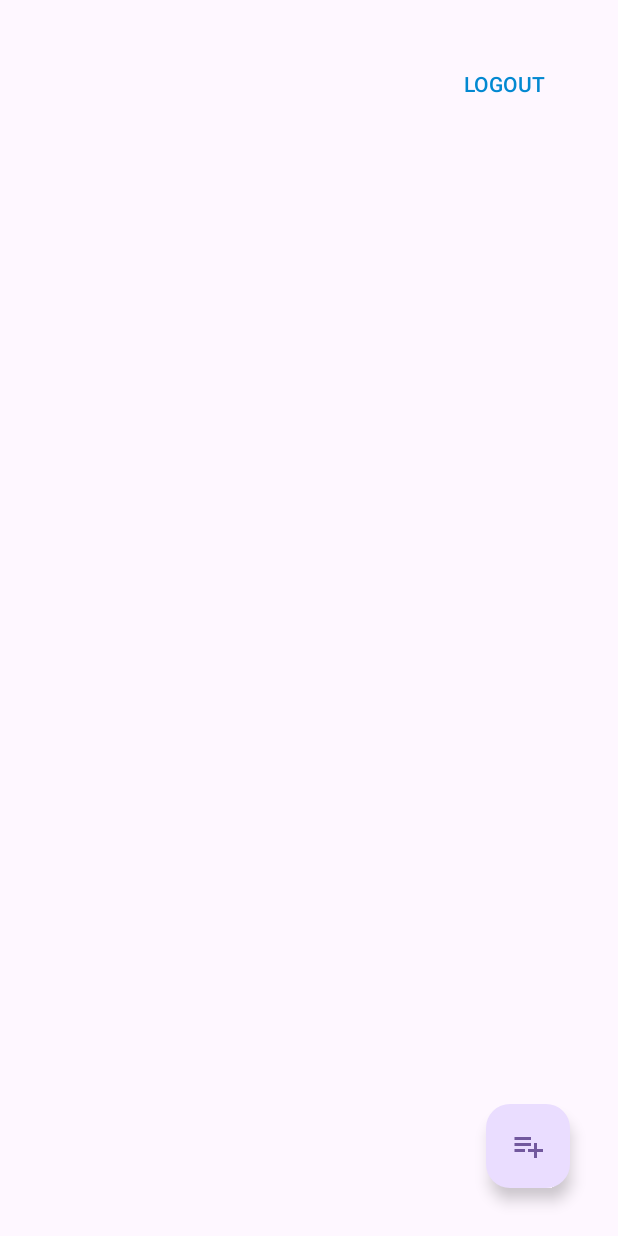
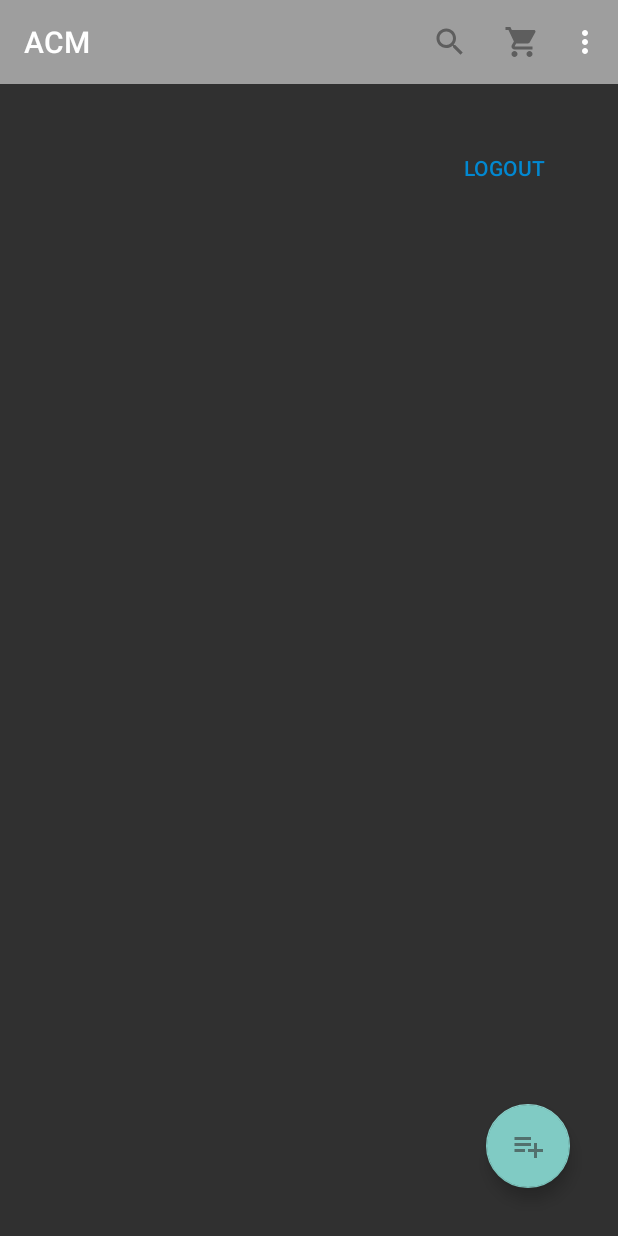
Before and after one commit to evertonnnrb/app-acm, an Android app: the MainActivity screen opened directly, with no data from a screen before it, on a phone screen of 412 x 824 dp. Run offline under Robolectric (Android 15) with nearby library versions, the phone set to English and light mode, and no system bars.

Commit message:
add toolbar

```diff
--- a/app/src/main/java/com/acm/MainActivity.java
+++ b/app/src/main/java/com/acm/MainActivity.java
@@ -1,14 +1,20 @@
 package com.acm;
 
+import android.os.Bundle;
+import android.view.Menu;
+import android.view.MenuInflater;
+import android.view.MenuItem;
+import android.widget.Toast;
+
+import androidx.annotation.NonNull;
 import androidx.appcompat.app.AppCompatActivity;
-
-import android.os.Bundle;
-import android.widget.Toast;
+import androidx.appcompat.widget.Toolbar;
 
 import com.google.android.material.floatingactionbutton.FloatingActionButton;
 
 public class MainActivity extends AppCompatActivity {
 
+    private Toolbar myToolbar;
     private FloatingActionButton fab;
 
     @Override
@@ -16,9 +22,36 @@ public class MainActivity extends AppCompatActivity {
         super.onCreate(savedInstanceState);
         setContentView(R.layout.activity_main);
 
+        myToolbar = findViewById(R.id.myToolBar);
+        setSupportActionBar(myToolbar);
+
         fab = findViewById(R.id.fabAdd);
         fab.setOnClickListener(e -> {
-            Toast.makeText(this,"Clicked",Toast.LENGTH_SHORT).show();
+            Toast.makeText(this, "Clicked", Toast.LENGTH_SHORT).show();
         });
     }
+
+    @Override
+    public boolean onCreateOptionsMenu(Menu menu) {
+        MenuInflater inflater = getMenuInflater();
+        inflater.inflate(R.menu.toobarbar_menu, menu);
+        return true;
+    }
+
+    @Override
+    public boolean onOptionsItemSelected(@NonNull MenuItem item) {
+        if (item.getItemId() == R.id.menuFind){
+            Toast.makeText(this,"Find",Toast.LENGTH_SHORT).show();
+        }
+        if (item.getItemId() == R.id.menuItemCart){
+            Toast.makeText(this,"Cart",Toast.LENGTH_SHORT).show();
+        }
+        if (item.getItemId() == R.id.menuItemConfig){
+            Toast.makeText(this,"config",Toast.LENGTH_SHORT).show();
+        }
+        if (item.getItemId() == R.id.menuItemAbout){
+            Toast.makeText(this,"About",Toast.LENGTH_SHORT).show();
+        }
+        return super.onOptionsItemSelected(item);
+    }
 }
--- /dev/null
+++ b/app/src/main/res/drawable-anydpi/ic_cart.xml
@@ -0,0 +1,11 @@
+<vector xmlns:android="http://schemas.android.com/apk/res/android"
+    android:width="24dp"
+    android:height="24dp"
+    android:viewportWidth="24"
+    android:viewportHeight="24"
+    android:tint="#333333"
+    android:alpha="0.6">
+  <path
+      android:fillColor="@android:color/white"
+      android:pathData="M7,18c-1.1,0 -1.99,0.9 -1.99,2S5.9,22 7,22s2,-0.9 2,-2 -0.9,-2 -2,-2zM1,2v2h2l3.6,7.59 -1.35,2.45c-0.16,0.28 -0.25,0.61 -0.25,0.96 0,1.1 0.9,2 2,2h12v-2L7.42,15c-0.14,0 -0.25,-0.11 -0.25,-0.25l0.03,-0.12 0.9,-1.63h7.45c0.75,0 1.41,-0.41 1.75,-1.03l3.58,-6.49c0.08,-0.14 0.12,-0.31 0.12,-0.48 0,-0.55 -0.45,-1 -1,-1L5.21,4l-0.94,-2L1,2zM17,18c-1.1,0 -1.99,0.9 -1.99,2s0.89,2 1.99,2 2,-0.9 2,-2 -0.9,-2 -2,-2z"/>
+</vector>
--- /dev/null
+++ b/app/src/main/res/drawable-anydpi/ic_search.xml
@@ -0,0 +1,11 @@
+<vector xmlns:android="http://schemas.android.com/apk/res/android"
+    android:width="24dp"
+    android:height="24dp"
+    android:viewportWidth="24"
+    android:viewportHeight="24"
+    android:tint="#333333"
+    android:alpha="0.6">
+  <path
+      android:fillColor="@android:color/white"
+      android:pathData="M15.5,14h-0.79l-0.28,-0.27C15.41,12.59 16,11.11 16,9.5 16,5.91 13.09,3 9.5,3S3,5.91 3,9.5 5.91,16 9.5,16c1.61,0 3.09,-0.59 4.23,-1.57l0.27,0.28v0.79l5,4.99L20.49,19l-4.99,-5zM9.5,14C7.01,14 5,11.99 5,9.5S7.01,5 9.5,5 14,7.01 14,9.5 11.99,14 9.5,14z"/>
+</vector>
--- a/app/src/main/res/layout/activity_main.xml
+++ b/app/src/main/res/layout/activity_main.xml
@@ -6,6 +6,8 @@
     android:layout_height="match_parent"
     android:orientation="vertical"
     tools:context=".MainActivity">
+
+    <include layout="@layout/toolbar"/>
 
     <androidx.appcompat.widget.AppCompatButton
         android:id="@+id/btnLogout"
--- /dev/null
+++ b/app/src/main/res/layout/toolbar.xml
@@ -0,0 +1,11 @@
+<?xml version="1.0" encoding="utf-8"?>
+<androidx.appcompat.widget.Toolbar xmlns:android="http://schemas.android.com/apk/res/android"
+    xmlns:app="http://schemas.android.com/apk/res-auto"
+    android:id="@+id/myToolBar"
+    android:layout_width="match_parent"
+    android:layout_height="wrap_content"
+    android:background="@color/primary"
+    app:popupTheme="@style/popupMenuHiden"
+    android:theme="@style/ThemeOverlay.AppCompat.Dark.ActionBar">
+
+</androidx.appcompat.widget.Toolbar>
--- /dev/null
+++ b/app/src/main/res/menu/toobarbar_menu.xml
@@ -0,0 +1,24 @@
+<?xml version="1.0" encoding="utf-8"?>
+<menu xmlns:android="http://schemas.android.com/apk/res/android"
+    xmlns:app="http://schemas.android.com/apk/res-auto">
+
+    <item
+        android:id="@+id/menuFind"
+        android:icon="@drawable/ic_search"
+        android:title="@string/find"
+        app:showAsAction="always" />
+
+    <item
+        android:id="@+id/menuItemCart"
+        android:icon="@drawable/ic_cart"
+        android:title="@string/buy"
+        app:showAsAction="always" />
+
+    <item
+        android:id="@+id/menuItemConfig"
+        android:title="@string/settings" />
+
+    <item
+        android:id="@+id/menuItemAbout"
+        android:title="@string/about" />
+</menu>
--- a/app/src/main/res/values/strings.xml
+++ b/app/src/main/res/values/strings.xml
@@ -5,4 +5,8 @@
     <string name="text_login">LOGIN</string>
     <string name="this_field_is_required">This field is required</string>
     <string name="text_logout">LOGOUT</string>
+    <string name="find">Find</string>
+    <string name="buy">Buy</string>
+    <string name="settings">Settings</string>
+    <string name="about">About</string>
 </resources>
--- a/app/src/main/res/values/styles.xml
+++ /dev/null
@@ -1,5 +0,0 @@
-<?xml version="1.0" encoding="utf-8"?>
-<resources>
-
-    <style name="FlatButton"></style>
-</resources>
--- a/app/src/main/res/values/themes.xml
+++ b/app/src/main/res/values/themes.xml
@@ -4,8 +4,8 @@
         <!-- Customize your light theme here. -->
         <!-- <item name="colorPrimary">@color/my_light_primary</item> -->
     </style>
-
-    <style name="Theme.ACM" parent="Base.Theme.ACM" />
+    <!--Base.Theme.ACM-->
+    <style name="Theme.ACM" parent="Theme.Design.NoActionBar" />
 
     <style name="RaisedButton" parent="Widget.AppCompat.Button.Colored">
         <item name="backgroundTint">@color/primaryAccent</item>
@@ -16,4 +16,9 @@
     <style name="FlatButtonOffSet" parent="Widget.AppCompat.Button.Borderless">
         <item name="android:textColor">@color/linkButton</item>
     </style>
+
+    <style name="popupMenuHiden" parent="ThemeOverlay.AppCompat.Light">
+        <item name="background">@android:color/white</item>
+    </style>
+
 </resources>
```
Also changed, not shown: app/src/main/res/drawable-hdpi/ic_cart.png (added), app/src/main/res/drawable-hdpi/ic_search.png (added), app/src/main/res/drawable-mdpi/ic_cart.png (added), app/src/main/res/drawable-mdpi/ic_search.png (added), app/src/main/res/drawable-xhdpi/ic_cart.png (added), app/src/main/res/drawable-xhdpi/ic_search.png (added), app/src/main/res/drawable-xxhdpi/ic_cart.png (added), app/src/main/res/drawable-xxhdpi/ic_search.png (added).
